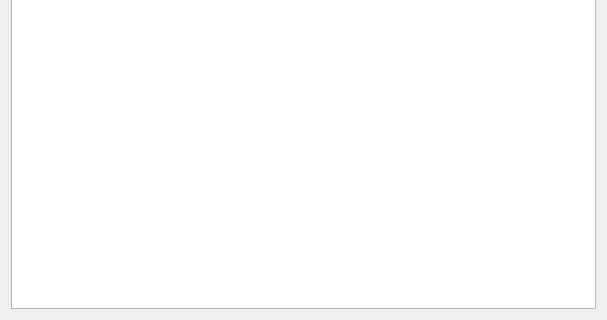
The window that EndurvinnslustöðATeam/Skil3/Ui/computerdisplay.ui (trunti/verklegtn-m) describes before a commit, drawn with Qt 5; both pictures show x 0 to 607 and y 167 to 487 of the 607 by 487 pixel window.
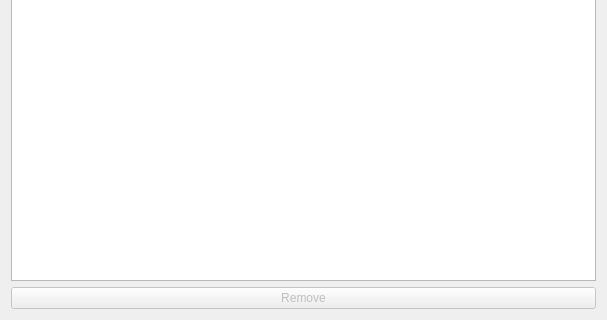
The same window after the commit.

```diff
--- a/EndurvinnslustöðATeam/Skil3/Ui/computerdisplay.ui
+++ b/EndurvinnslustöðATeam/Skil3/Ui/computerdisplay.ui
@@ -39,6 +39,9 @@
      </item>
      <item>
       <widget class="QTableWidget" name="table_computer">
+       <property name="enabled">
+        <bool>true</bool>
+       </property>
        <column>
         <property name="text">
          <string>Name</string>
@@ -63,6 +66,16 @@
      </item>
     </layout>
    </item>
+   <item>
+    <widget class="QPushButton" name="Button_remove_comp">
+     <property name="enabled">
+      <bool>false</bool>
+     </property>
+     <property name="text">
+      <string>Remove</string>
+     </property>
+    </widget>
+   </item>
   </layout>
  </widget>
  <resources/>
```
